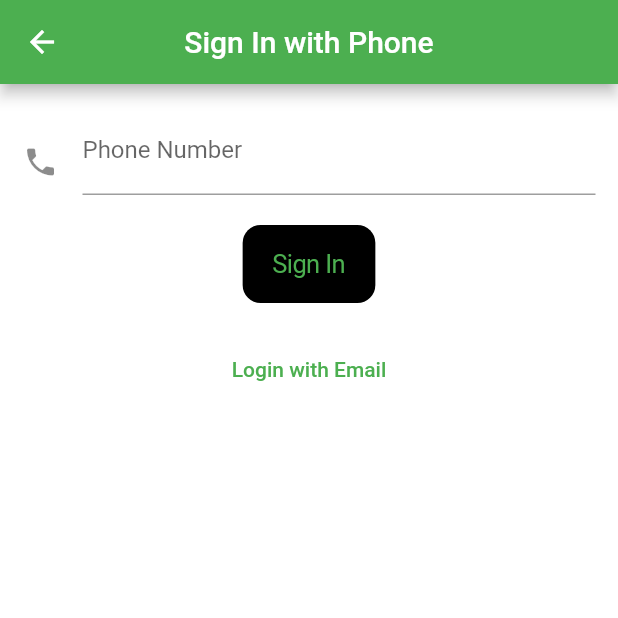
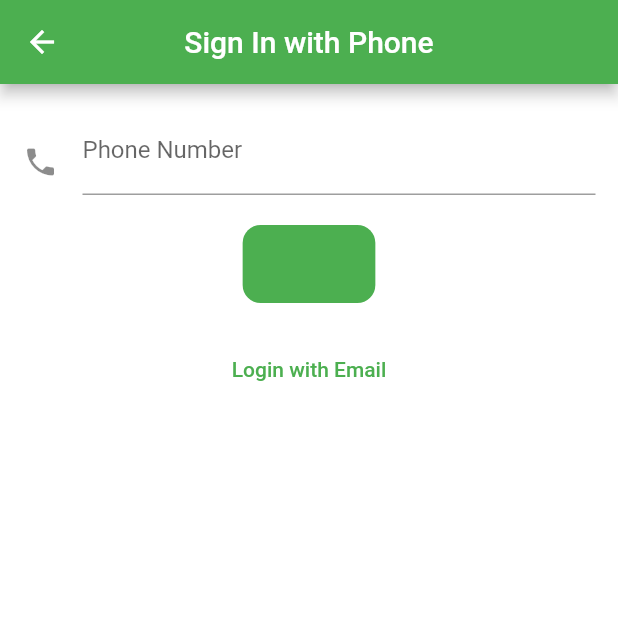
Before and after one commit to Kumail-Raza-Bangash/Firebase-CRUD-App, a Flutter app: the screen it shows after launch, after a tap on "Login with Phone", on a phone screen of 412 x 824 dp, the top half of it. Run offline on Flutter 3.47's test engine with Material 2 defaults, Android fonts, the phone set to English and light mode, and no system bars; our stand-ins replace cloud_firestore, firebase_auth, firebase_core, firebase_storage, flutter_animation_progress_bar, image_picker; accounts and stored records are empty.

Commit message:
first commit

```diff
--- a/lib/homePage.dart
+++ b/lib/homePage.dart
@@ -129,7 +129,7 @@ class _HomeScreenState extends State<HomeScreen> {
           children: <Widget>[
             DrawerHeader(
               decoration: BoxDecoration(
-                color: Colors.black,
+                color: Colors.green,
               ),
               child: Column(
                 crossAxisAlignment: CrossAxisAlignment.start,
--- a/lib/phone_auth/login.dart
+++ b/lib/phone_auth/login.dart
@@ -85,7 +85,7 @@ class _SignInWithPhoneState extends State<SignInWithPhone> {
                     FAProgressBar(
                       currentValue:
                           100, // Use null for an indeterminate progress bar
-                      progressColor: Colors.black, // Change color to black
+                      progressColor: Colors.green, // Change color to black
                       size: 5, // Adjust size to small
                     )
                   else
@@ -110,7 +110,7 @@ class _SignInWithPhoneState extends State<SignInWithPhone> {
                     onPressed: () {
                       sendOTP();
                     },
-                    color: Colors.black,
+                    color: Colors.green,
                     child: Text("Sign In"),
                   ),
                   const SizedBox(height: 20),
```
